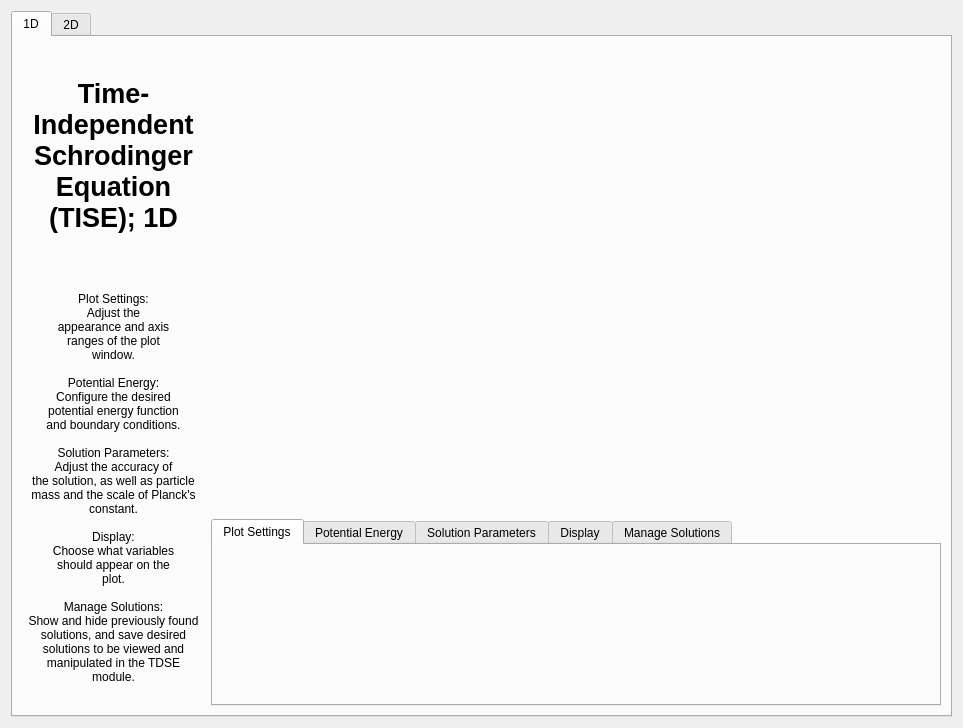
The window that tisemainwindow.ui (ambeech1/QSandbox) describes before a commit, drawn with Qt 5.
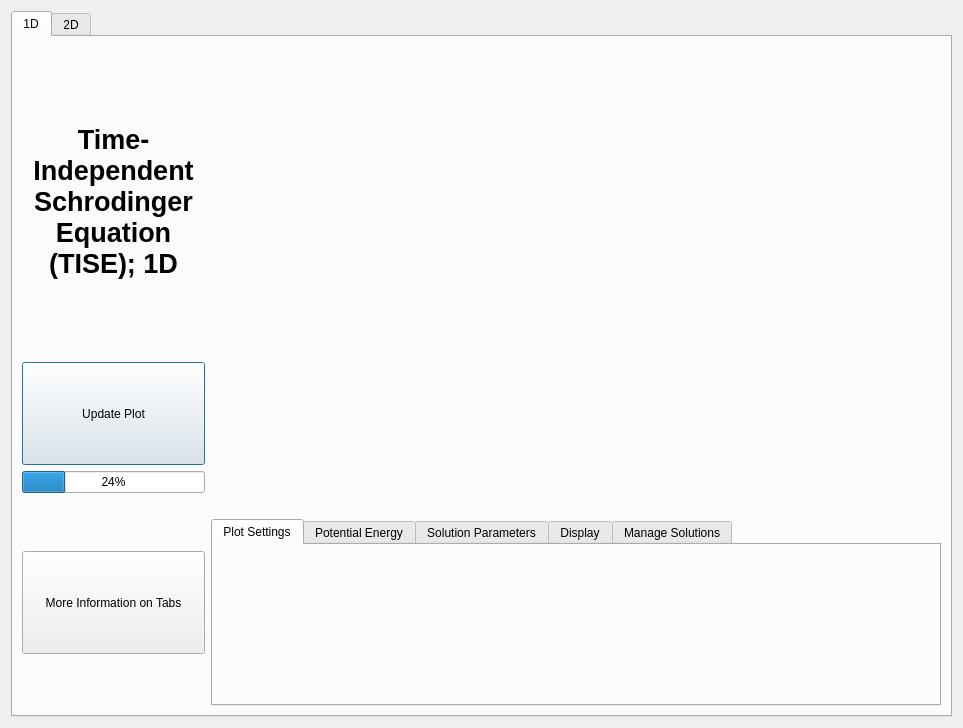
The same window after the commit. The open tabs and pages were chosen to show the change. Custom widgets are drawn as their Qt base class.

Commit message: Modified TISE window.

```diff
--- a/tisemainwindow.ui
+++ b/tisemainwindow.ui
@@ -27,7 +27,20 @@
        <item>
         <layout class="QHBoxLayout" name="horizontalLayout" stretch="1,4">
          <item>
-          <layout class="QVBoxLayout" name="verticalLayout_2" stretch="1,2">
+          <layout class="QVBoxLayout" name="verticalLayout_2" stretch="1,4,1,2,1,1,2,1">
+           <item>
+            <spacer name="verticalSpacer_4">
+             <property name="orientation">
+              <enum>Qt::Orientation::Vertical</enum>
+             </property>
+             <property name="sizeHint" stdset="0">
+              <size>
+               <width>20</width>
+               <height>40</height>
+              </size>
+             </property>
+            </spacer>
+           </item>
            <item>
             <widget class="QLabel" name="label">
              <property name="font">
@@ -49,47 +62,83 @@
             </widget>
            </item>
            <item>
-            <widget class="QLabel" name="label_2">
-             <property name="font">
-              <font>
-               <pointsize>9</pointsize>
-              </font>
+            <spacer name="verticalSpacer_2">
+             <property name="orientation">
+              <enum>Qt::Orientation::Vertical</enum>
              </property>
+             <property name="sizeHint" stdset="0">
+              <size>
+               <width>20</width>
+               <height>40</height>
+              </size>
+             </property>
+            </spacer>
+           </item>
+           <item>
+            <widget class="QPushButton" name="updatePlot1d">
+             <property name="sizePolicy">
+              <sizepolicy hsizetype="Minimum" vsizetype="Expanding">
+               <horstretch>0</horstretch>
+               <verstretch>0</verstretch>
+              </sizepolicy>
+             </property>
              <property name="text">
-              <string>Plot Settings:
-Adjust the
-appearance and axis
-ranges of the plot
-window.
-
-Potential Energy:
-Configure the desired
-potential energy function
-and boundary conditions.
-
-Solution Parameters:
-Adjust the accuracy of
-the solution, as well as particle
-mass and the scale of Planck's
-constant.
-
-Display:
-Choose what variables
-should appear on the
-plot.
-
-Manage Solutions:
-Show and hide previously found
-solutions, and save desired
-solutions to be viewed and
-manipulated in the TDSE
-module.</string>
+              <string>Update Plot</string>
              </property>
-             <property name="alignment">
-              <set>Qt::AlignmentFlag::AlignCenter</set>
+            </widget>
+           </item>
+           <item>
+            <widget class="QProgressBar" name="progressBar">
+             <property name="sizePolicy">
+              <sizepolicy hsizetype="Expanding" vsizetype="Fixed">
+               <horstretch>0</horstretch>
+               <verstretch>0</verstretch>
+              </sizepolicy>
              </property>
+             <property name="value">
+              <number>24</number>
+             </property>
             </widget>
            </item>
+           <item>
+            <spacer name="verticalSpacer">
+             <property name="orientation">
+              <enum>Qt::Orientation::Vertical</enum>
+             </property>
+             <property name="sizeHint" stdset="0">
+              <size>
+               <width>20</width>
+               <height>40</height>
+              </size>
+             </property>
+            </spacer>
+           </item>
+           <item>
+            <widget class="QPushButton" name="tise1DTabInfo">
+             <property name="sizePolicy">
+              <sizepolicy hsizetype="Minimum" vsizetype="Expanding">
+               <horstretch>0</horstretch>
+               <verstretch>0</verstretch>
+              </sizepolicy>
+             </property>
+             <property name="text">
+              <string>More Information on Tabs</string>
+             </property>
+            </widget>
+           </item>
+           <item>
+            <spacer name="verticalSpacer_3">
+             <property name="orientation">
+              <enum>Qt::Orientation::Vertical</enum>
+             </property>
+             <property name="sizeHint" stdset="0">
+              <size>
+               <width>20</width>
+               <height>40</height>
+              </size>
+             </property>
+            </spacer>
+           </item>
           </layout>
          </item>
          <item>
```
Left out of the diff: 120 changed lines with no effect on the pictures. The commit also changes 2 other files.
